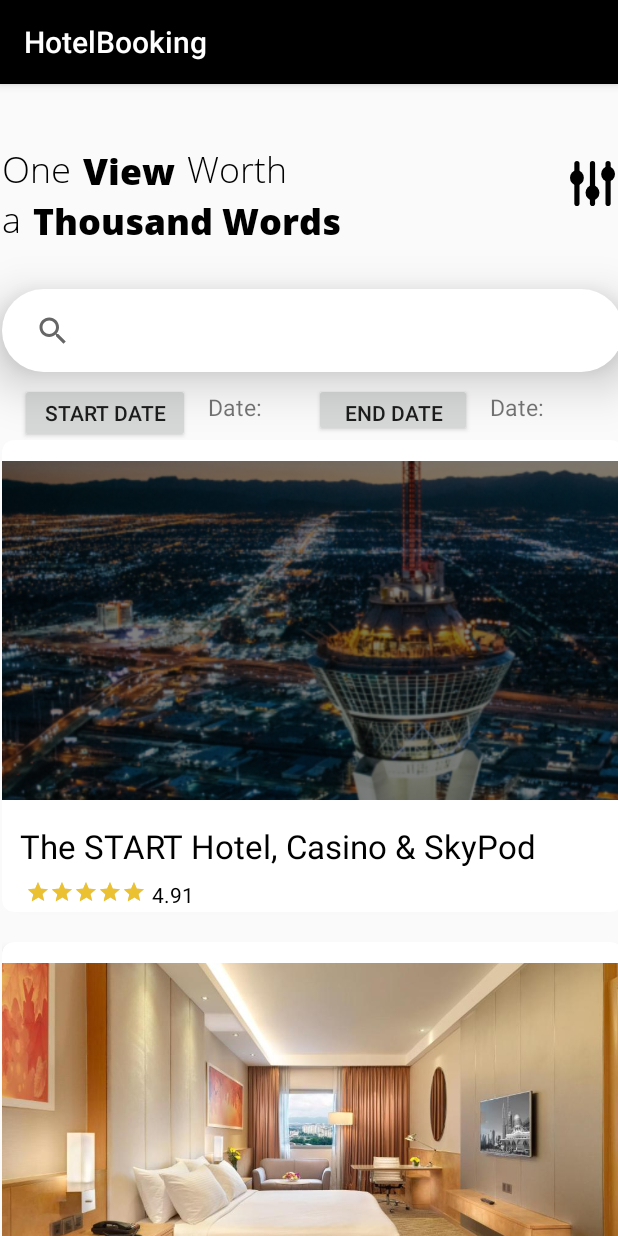
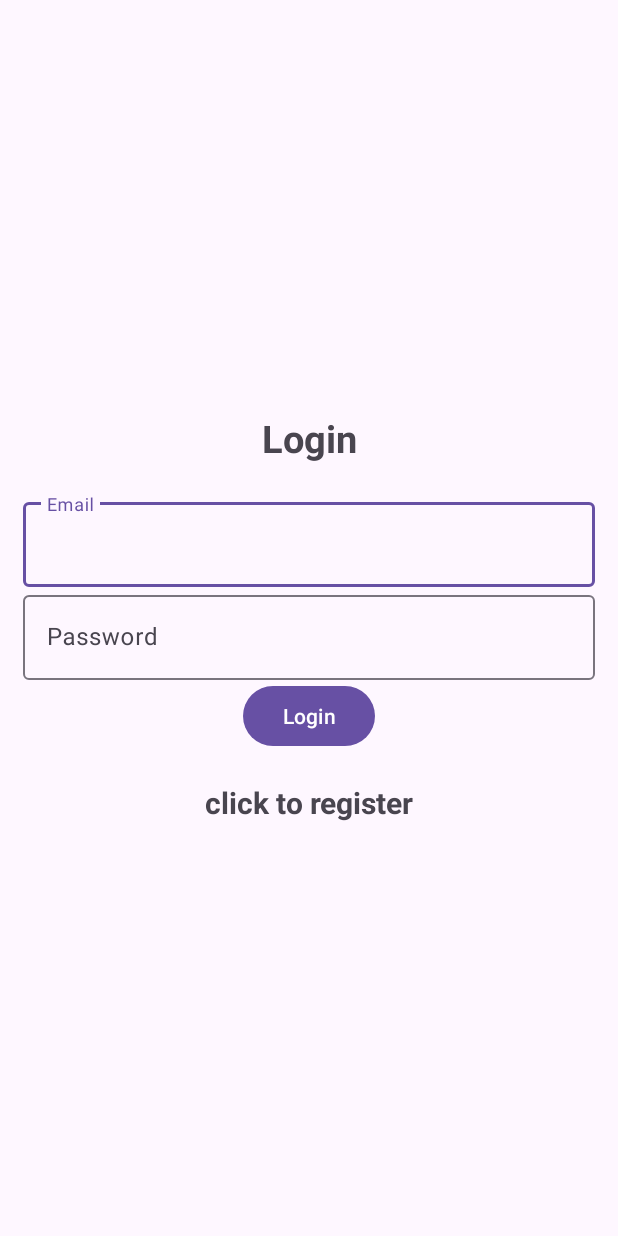
Before and after one commit to Zshui58/HotelBooking, an Android app: the screen it shows after launch (MainActivity before the commit, Login after it), on a phone screen of 412 x 824 dp. Run offline under Robolectric (Android 15) with nearby library versions, the phone set to English and light mode, and no system bars; our stand-ins replace Firebase (no records; nobody signed in at launch, a user with empty details on screens opened directly).

Commit message:
add login register

```diff
--- /dev/null
+++ b/app/src/main/java/my/edu/utar/hotelbooking/Login.java
@@ -0,0 +1,101 @@
+package my.edu.utar.hotelbooking;
+
+import android.content.Intent;
+import android.os.Bundle;
+import android.text.TextUtils;
+import android.view.View;
+import android.widget.Button;
+import android.widget.ProgressBar;
+import android.widget.TextView;
+import android.widget.Toast;
+
+import androidx.appcompat.app.AppCompatActivity;
+
+import com.google.android.gms.tasks.OnCompleteListener;
+import com.google.android.gms.tasks.Task;
+import com.google.android.material.textfield.TextInputEditText;
+import com.google.firebase.auth.AuthResult;
+import com.google.firebase.auth.FirebaseAuth;
+import com.google.firebase.auth.FirebaseUser;
+import com.google.firebase.database.FirebaseDatabase;
+
+public class Login extends AppCompatActivity {
+    TextInputEditText editTextEmail,editTextPassword;
+    Button btnLogin;
+    FirebaseAuth auth;
+    ProgressBar progressBar;
+    TextView tv;
+
+    @Override
+    public void onStart(){
+        super.onStart();
+        FirebaseUser currentUser = auth.getCurrentUser();
+        if(currentUser != null){
+            Intent intent = new Intent(Login.this,MainActivity.class);
+            startActivity(intent);
+            finish();
+        }
+    }
+
+
+    @Override
+    protected void onCreate(Bundle savedInstanceState) {
+        super.onCreate(savedInstanceState);
+        setContentView(R.layout.activity_login);
+
+        auth = FirebaseAuth.getInstance();
+        editTextEmail = findViewById(R.id.email);
+        editTextPassword = findViewById(R.id.password);
+        btnLogin = findViewById(R.id.btn_login);
+        progressBar = findViewById(R.id.progressBar);
+        tv = findViewById(R.id.registerNow);
+        tv.setOnClickListener(new View.OnClickListener() {
+            @Override
+            public void onClick(View view) {
+                Intent intent = new Intent(Login.this,Register.class);
+                startActivity(intent);
+                finish();
+            }
+        });
+
+        btnLogin.setOnClickListener(new View.OnClickListener() {
+            @Override
+            public void onClick(View view) {
+                FirebaseDatabase.getInstance().getReference().child("Programing").child("Android").setValue("Java");
+                progressBar.setVisibility(View.VISIBLE);
+                String email, password;
+                email = String.valueOf(editTextEmail.getText());
+                password = String.valueOf(editTextPassword.getText());
+
+                if (TextUtils.isEmpty(email)) {
+                    Toast.makeText(Login.this, "Enter email", Toast.LENGTH_SHORT).show();
+                    return;
+                }
+
+                if (TextUtils.isEmpty(password)) {
+                    Toast.makeText(Login.this, "Enter password", Toast.LENGTH_SHORT).show();
+                    return;
+                }
+
+                auth.signInWithEmailAndPassword(email, password)
+                        .addOnCompleteListener(Login.this, new OnCompleteListener<AuthResult>() {
+                            @Override
+                            public void onComplete(Task<AuthResult> task) {
+                                progressBar.setVisibility(View.GONE);
+                                if (task.isSuccessful()) {
+                                    Toast.makeText(Login.this,"Login Successful", Toast.LENGTH_SHORT).show();
+                                    Intent intent = new Intent(Login.this,MainActivity.class);
+                                    startActivity(intent);
+                                    finish();
+                                } else {
+
+                                    Toast.makeText(Login.this, "Authentication failed.", Toast.LENGTH_SHORT).show();
+
+                                }
+                            }
+                        });
+            }
+        });
+
+    }
+}
--- /dev/null
+++ b/app/src/main/res/layout/activity_login.xml
@@ -0,0 +1,63 @@
+<?xml version="1.0" encoding="utf-8"?>
+<LinearLayout xmlns:android="http://schemas.android.com/apk/res/android"
+    xmlns:app="http://schemas.android.com/apk/res-auto"
+    xmlns:tools="http://schemas.android.com/tools"
+    android:layout_width="match_parent"
+    android:layout_height="match_parent"
+    android:orientation="vertical"
+    android:gravity="center"
+    android:padding="15dp"
+    tools:context=".Login">
+
+    <TextView
+        android:text="@string/login"
+        android:textSize="25sp"
+        android:textStyle="bold"
+        android:gravity="center"
+        android:layout_marginBottom="20dp"
+        android:layout_width="match_parent"
+        android:layout_height="wrap_content"/>
+    <com.google.android.material.textfield.TextInputLayout
+        android:layout_width="match_parent"
+        android:layout_height="wrap_content">
+
+        <com.google.android.material.textfield.TextInputEditText
+            android:id="@+id/email"
+            android:hint="@string/email"
+            android:layout_width="match_parent"
+            android:layout_height="wrap_content"/>
+    </com.google.android.material.textfield.TextInputLayout>
+    <com.google.android.material.textfield.TextInputLayout
+        android:layout_width="match_parent"
+        android:layout_height="wrap_content">
+
+        <com.google.android.material.textfield.TextInputEditText
+            android:id="@+id/password"
+            android:hint="@string/Password"
+            android:layout_width="match_parent"
+            android:layout_height="wrap_content"/>
+    </com.google.android.material.textfield.TextInputLayout>
+
+    <ProgressBar
+        android:id="@+id/progressBar"
+        android:visibility="gone"
+        android:layout_width="wrap_content"
+        android:layout_height="wrap_content"/>
+
+    <Button
+        android:id="@+id/btn_login"
+        android:text="@string/login"
+        android:layout_width="wrap_content"
+        android:layout_height="wrap_content"/>
+
+    <TextView
+        android:textStyle="bold"
+        android:textSize="20sp"
+        android:gravity="center"
+        android:layout_marginTop="20dp"
+        android:id="@+id/registerNow"
+        android:text="@string/click_to_register"
+        android:layout_width="match_parent"
+        android:layout_height="wrap_content"/>
+
+</LinearLayout>
--- a/app/src/main/res/values/strings.xml
+++ b/app/src/main/res/values/strings.xml
@@ -1,3 +1,10 @@
 <resources>
     <string name="app_name">HotelBooking</string>
+    <string name="login">Login</string>
+    <string name="email">Email</string>
+    <string name="Password">Password</string>
+    <string name="register">Register</string>
+    <string name="click_to_login">Click to login</string>
+    <string name="click_to_register">click to register</string>
+    <string name="logout">Logout</string>
 </resources>
--- a/build.gradle
+++ b/build.gradle
@@ -6,6 +6,7 @@ buildscript {
     }
     dependencies {
         classpath "com.android.tools.build:gradle:7.0.4"
+        classpath 'com.google.gms:google-services:4.3.15'
 
         // NOTE: Do not place your application dependencies here; they belong
         // in the individual module build.gradle files
```
Also changed, not shown: app/build.gradle (+6 -1 lines), app/src/main/AndroidManifest.xml (+9 -0 lines), app/src/main/java/my/edu/utar/hotelbooking/Register.java (added, +105 -0 lines), app/src/main/res/layout/activity_register.xml (added, +63 -0 lines), 1 other file.
